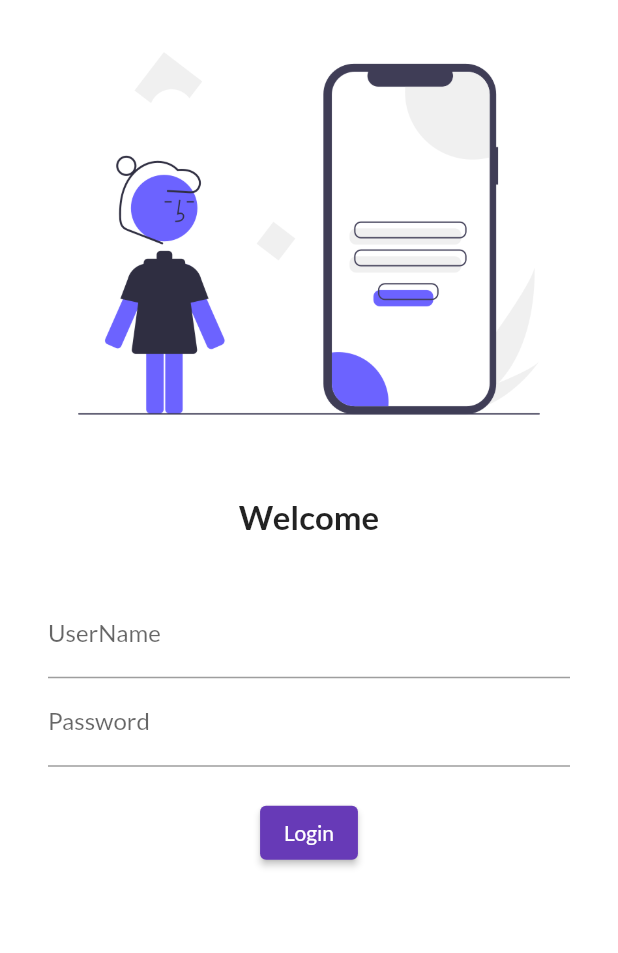
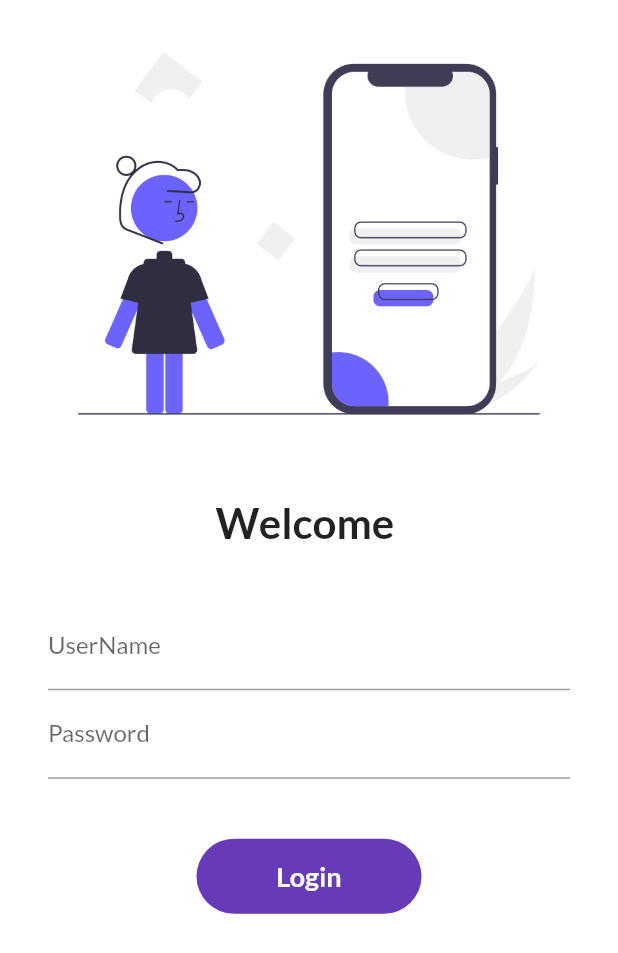
Before and after one commit to PawandeepSinghKhalsa/30DaysOfFlutter, a Flutter app: the screen it shows after launch, on a phone screen of 412 x 824 dp. Shown: the top 953 px of the screen. Run offline on Flutter 3.47's test engine with Material 2 defaults, Android fonts, the phone set to English and light mode, and no system bars; our stand-ins replace google_fonts.

Commit message:
day6 completed

```diff
--- a/lib/main.dart
+++ b/lib/main.dart
@@ -1,4 +1,5 @@
 import 'package:flutter/material.dart';
+import 'package:flutter_catalog/utils/routes.dart';
 import 'package:google_fonts/google_fonts.dart';
 
 import 'package:flutter_catalog/pages/home_page.dart';
@@ -21,8 +22,9 @@ class MyApp extends StatelessWidget {
       //initialRoute: "/home",
       routes: {
         "/": (context) => LoginPage(),
-        "/home": (context) => HomePage(),
-        "/login": (context) => LoginPage(),
+        MyRoutes.homeRoute: (context) => HomePage(),
+        MyRoutes.loginRoute: (context) => LoginPage(),
+
       },
     );
   }
--- a/lib/pages/login_page.dart
+++ b/lib/pages/login_page.dart
@@ -1,12 +1,21 @@
 import 'dart:ui';
 
 import 'package:flutter/material.dart';
+import 'package:flutter_catalog/utils/routes.dart';
 
-class LoginPage extends StatelessWidget {
+class LoginPage extends StatefulWidget {
+  @override
+  _LoginPageState createState() => _LoginPageState();
+}
+
+class _LoginPageState extends State<LoginPage> {
+  String name = "";
+  bool changedButton = false;
   @override
   Widget build(BuildContext context) {
     return Material(
         color: Colors.white,
+        child: SingleChildScrollView(
           child: Column(
             children: [
               Image.asset(
@@ -17,9 +26,9 @@ class LoginPage extends StatelessWidget {
                 height: 20.0,
               ),
               Text(
-              "Welcome",
+                "Welcome $name",
                 style: TextStyle(
-                fontSize: 22,
+                  fontSize: 28,
                   fontWeight: FontWeight.bold,
                 ),
               ),
@@ -27,8 +36,8 @@ class LoginPage extends StatelessWidget {
                 height: 20.0,
               ),
               Padding(
-              padding:
-                  const EdgeInsets.symmetric(vertical: 16.0, horizontal: 32.0),
+                padding: const EdgeInsets.symmetric(
+                    vertical: 16.0, horizontal: 32.0),
                 child: Column(
                   children: [
                     TextFormField(
@@ -36,6 +45,10 @@ class LoginPage extends StatelessWidget {
                         hintText: "Enter Username",
                         labelText: "UserName",
                       ),
+                      onChanged: (value) {
+                        name = value;
+                        setState(() {});
+                      },
                     ),
                     TextFormField(
                       obscureText: true,
@@ -45,19 +58,51 @@ class LoginPage extends StatelessWidget {
                       ),
                     ),
                     SizedBox(
-                    height: 20.0,
+                      height: 40.0,
                     ),
-                  ElevatedButton(
+                    InkWell(
+                      onTap: () async {
+                        setState(() {
+                          changedButton = true;
+                        });
+                        await Future.delayed(Duration(seconds: 1));
+                        Navigator.pushNamed(context, MyRoutes.homeRoute);
+                      },
+                      child: AnimatedContainer(
+                        duration: Duration(seconds: 1),
+                        width: changedButton ? 50 : 150,
+                        height: 50,
+                        alignment: Alignment.center,
+                        child: changedButton
+                            ? Icon(Icons.done, color: Colors.white)
+                            : Text(
+                                "Login",
+                                style: TextStyle(
+                                    color: Colors.white,
+                                    fontWeight: FontWeight.bold,
+                                    fontSize: 18),
+                              ),
+                        decoration: BoxDecoration(
+                            color: Colors.deepPurple,
+                            // shape: changedButton
+                            //     ? BoxShape.circle
+                            //     : BoxShape.rectangle,
+                            borderRadius: BorderRadius.circular(50)),
+                      ),
+                    ),
+
+                    /* ElevatedButton(
                       child: Text("Login"),
-                    style: TextButton.styleFrom(),
+                      style: TextButton.styleFrom(minimumSize: Size(120, 50)),
                       onPressed: () {
-                      print("hi Pawan");
+                        Navigator.pushNamed(context, MyRoutes.homeRoute);
                       },
-                  )
+                    )*/
                   ],
                 ),
               ),
             ],
+          ),
         ));
   }
 }
--- /dev/null
+++ b/lib/utils/routes.dart
@@ -0,0 +1,4 @@
+class MyRoutes {
+  static String loginRoute = "/login";
+  static String homeRoute = "/home";
+}
```
Lines whose indentation alone changed are shown as unchanged.
